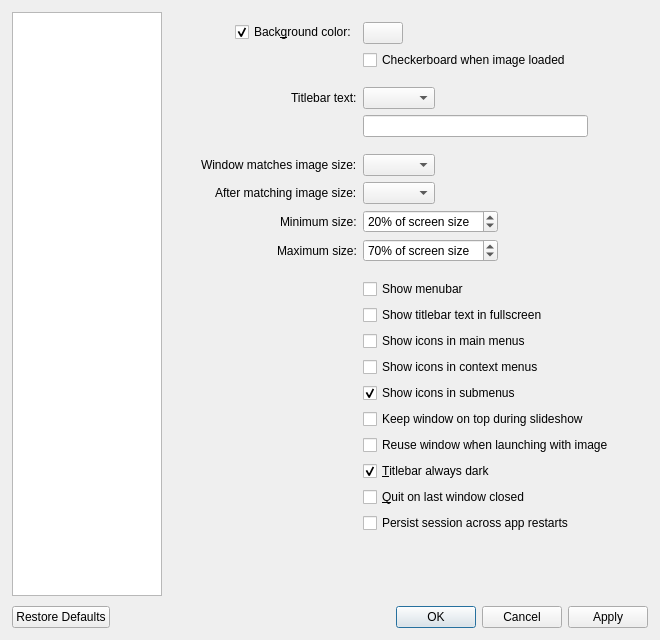
Qt form src/qvoptionsdialog.ui (catchem88/mithen-view) before a commit.
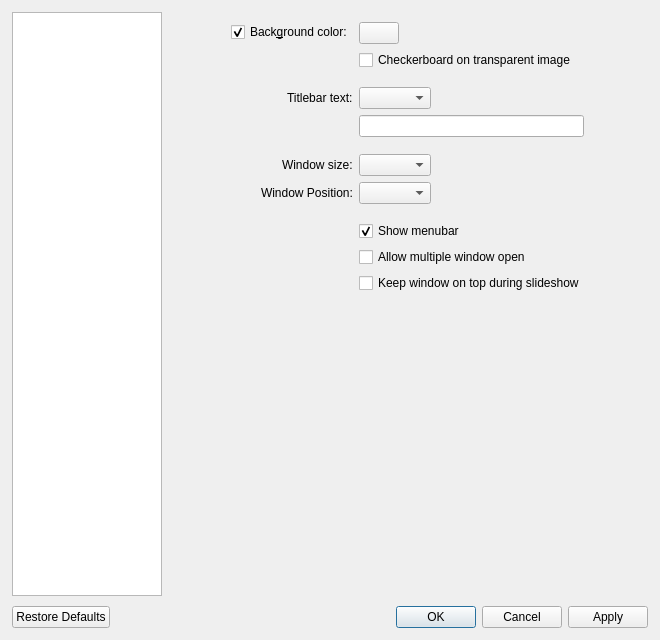
The same form after that commit.

```diff
--- a/src/qvoptionsdialog.ui
+++ b/src/qvoptionsdialog.ui
@@ -125,7 +125,7 @@
           <item row="1" column="1">
            <widget class="QCheckBox" name="checkerboardBackgroundCheckbox">
             <property name="text">
-             <string>Checkerboard when image loaded</string>
+             <string>Checkerboard on transparent image</string>
             </property>
            </widget>
           </item>
@@ -199,7 +199,7 @@
              <string>Control when the window should resize to fit the image's actual size</string>
             </property>
             <property name="text">
-             <string>Window matches image size:</string>
+             <string>Window size:</string>
             </property>
            </widget>
           </item>
@@ -213,75 +213,14 @@
           <item row="7" column="0">
            <widget class="QLabel" name="afterMatchingSizeLabel">
             <property name="text">
-             <string>After matching image size:</string>
+             <string>Window Position:</string>
             </property>
            </widget>
           </item>
           <item row="7" column="1">
            <widget class="QComboBox" name="afterMatchingSizeComboBox"/>
           </item>
-          <item row="8" column="0">
-           <widget class="QLabel" name="minWindowResizeLabel">
-            <property name="text">
-             <string>Minimum size:</string>
-            </property>
-           </widget>
-          </item>
           <item row="8" column="1">
-           <widget class="QSpinBox" name="minWindowResizeSpinBox">
-            <property name="toolTip">
-             <string>Control the minimum size that the window should reach when matching the image's actual size</string>
-            </property>
-            <property name="suffix">
-             <string>% of screen size</string>
-            </property>
-            <property name="minimum">
-             <number>0</number>
-            </property>
-            <property name="maximum">
-             <number>100</number>
-            </property>
-            <property name="singleStep">
-             <number>5</number>
-            </property>
-            <property name="value">
-             <number>20</number>
-            </property>
-           </widget>
-          </item>
-          <item row="9" column="0">
-           <widget class="QLabel" name="maxWindowResizeLabel">
-            <property name="toolTip">
-             <string>Control the maximum size that the window should reach when matching the image's actual size</string>
-            </property>
-            <property name="text">
-             <string>Maximum size:</string>
-            </property>
-           </widget>
-          </item>
-          <item row="9" column="1">
-           <widget class="QSpinBox" name="maxWindowResizeSpinBox">
-            <property name="toolTip">
-             <string>Control the maximum size that the window should reach when matching the image's actual size</string>
-            </property>
-            <property name="suffix">
-             <string>% of screen size</string>
-            </property>
-            <property name="minimum">
-             <number>0</number>
-            </property>
-            <property name="maximum">
-             <number>100</number>
-            </property>
-            <property name="singleStep">
-             <number>5</number>
-            </property>
-            <property name="value">
-             <number>70</number>
-            </property>
-           </widget>
-          </item>
-          <item row="10" column="1">
            <spacer name="horizontalSpacer_3">
             <property name="orientation">
              <enum>Qt::Orientation::Horizontal</enum>
@@ -294,91 +233,30 @@
             </property>
            </spacer>
           </item>
-          <item row="11" column="1">
+          <item row="9" column="1">
            <widget class="QCheckBox" name="menubarCheckbox">
             <property name="text">
              <string>Show menubar</string>
             </property>
-           </widget>
-          </item>
-          <item row="12" column="1">
-           <widget class="QCheckBox" name="detailsInFullscreen">
-            <property name="toolTip">
-             <string>Choose whether or not to display the titlebar text while in fullscreen</string>
-            </property>
-            <property name="text">
-             <string>Show titlebar text in fullscreen</string>
-            </property>
-           </widget>
-          </item>
-          <item row="13" column="1">
-           <widget class="QCheckBox" name="mainMenuIconsCheckbox">
-            <property name="text">
-             <string>Show icons in main menus</string>
-            </property>
-           </widget>
-          </item>
-          <item row="14" column="1">
-           <widget class="QCheckBox" name="contextMenuIconsCheckbox">
-            <property name="text">
-             <string>Show icons in context menus</string>
-            </property>
-           </widget>
-          </item>
-          <item row="15" column="1">
-           <widget class="QCheckBox" name="submenuIconsCheckbox">
-            <property name="toolTip">
-             <string>Show icons in &quot;Open Recent&quot; and &quot;Open With&quot; submenus</string>
-            </property>
-            <property name="text">
-             <string>Show icons in submenus</string>
-            </property>
             <property name="checked">
              <bool>true</bool>
             </property>
            </widget>
           </item>
-          <item row="16" column="1">
+          <item row="10" column="1">
+           <widget class="QCheckBox" name="allowMultipleWindowsCheckbox">
+            <property name="text">
+             <string>Allow multiple window open</string>
+            </property>
+           </widget>
+          </item>
+          <item row="11" column="1">
            <widget class="QCheckBox" name="slideshowKeepsWindowOnTopCheckbox">
             <property name="text">
              <string>Keep window on top during slideshow</string>
             </property>
            </widget>
           </item>
-          <item row="17" column="1">
-           <widget class="QCheckBox" name="reuseWindowCheckbox">
-            <property name="text">
-             <string>Reuse window when launching with image</string>
-            </property>
-           </widget>
-          </item>
-          <item row="18" column="1">
-           <widget class="QCheckBox" name="darkTitlebarCheckbox">
-            <property name="toolTip">
-             <string>Choose whether or not the titlebar should always be dark regardless of your chosen macOS appearance</string>
-            </property>
-            <property name="text">
-             <string>&amp;Titlebar always dark</string>
-            </property>
-            <property name="checked">
-             <bool>true</bool>
-            </property>
-           </widget>
-          </item>
-          <item row="19" column="1">
-           <widget class="QCheckBox" name="quitOnLastWindowCheckbox">
-            <property name="text">
-             <string>&amp;Quit on last window closed</string>
-            </property>
-           </widget>
-          </item>
-          <item row="20" column="1">
-           <widget class="QCheckBox" name="persistSessionCheckbox">
-            <property name="text">
-             <string>Persist session across app restarts</string>
-            </property>
-           </widget>
-          </item>
          </layout>
         </widget>
        </widget>
```
Left out of the diff: 93 changed lines with no effect on the pictures.
